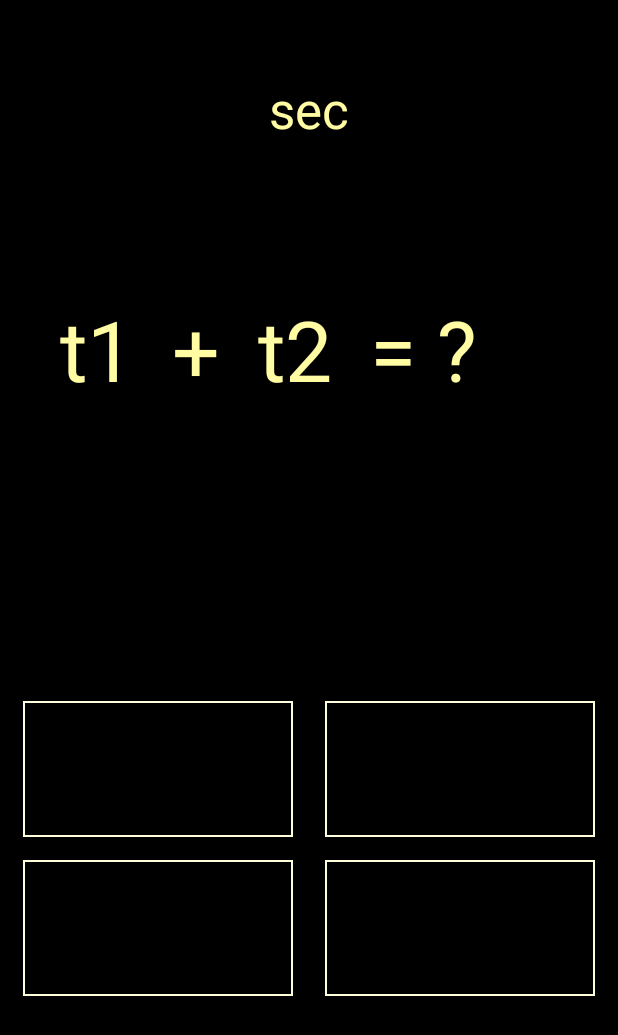
After one commit to atomic0x90/Mere-Creation, an Android app: the layout activity_challenge_add.xml on its own in the app's theme, with its tools: preview values and no code run, on a phone screen of 412 x 824 dp. The commit adds this screen. Shown: the top 1035 px of the screen. Run offline under Robolectric (Android 15) with nearby library versions, the phone set to English and light mode, and no system bars.

Commit message:
Test intent MainActivity, Challenge_add

```diff
--- a/android/MathGame/app/src/main/AndroidManifest.xml
+++ b/android/MathGame/app/src/main/AndroidManifest.xml
@@ -9,6 +9,7 @@
         android:roundIcon="@mipmap/ic_launcher_round"
         android:supportsRtl="true"
         android:theme="@style/AppTheme">
+
         <activity android:name=".MainActivity">
             <intent-filter>
                 <action android:name="android.intent.action.MAIN" />
@@ -16,6 +17,8 @@
                 <category android:name="android.intent.category.LAUNCHER" />
             </intent-filter>
         </activity>
+
+        <activity android:name=".Challenge_add"></activity>
     </application>
 
 </manifest>
--- a/android/MathGame/app/src/main/res/drawable-v24/button_style.xml
+++ b/android/MathGame/app/src/main/res/drawable-v24/button_style.xml
@@ -4,7 +4,7 @@
         android:shape="rectangle">
 
         <!-- 테두리 내부 색상 설정 -->
-        <solid android:color="#ffe4bd" />
+        <solid android:color="#00ff0000" />
 
         <!-- 테두리 내부 여백 설정 -->
         <padding
@@ -15,7 +15,7 @@
 
         <!-- 테두리 설정: 두께, 색상 -->
         <stroke
-            android:width="3dp"
-            android:color="#ffc675" />
+            android:width="1dp"
+            android:color="#fffedb" />
 
     </shape>
--- /dev/null
+++ b/android/MathGame/app/src/main/res/layout/activity_challenge_add.xml
@@ -0,0 +1,142 @@
+<?xml version="1.0" encoding="utf-8"?>
+<androidx.constraintlayout.widget.ConstraintLayout xmlns:android="http://schemas.android.com/apk/res/android"
+    xmlns:app="http://schemas.android.com/apk/res-auto"
+    xmlns:tools="http://schemas.android.com/tools"
+    android:layout_width="match_parent"
+    android:layout_height="match_parent"
+    tools:context=".Challenge_add"
+
+    android:background="@color/background"
+    >
+
+
+    <Button
+        android:id="@+id/cadd1"
+        android:layout_width="180dp"
+        android:layout_height="wrap_content"
+        android:layout_marginStart="15dp"
+        android:layout_marginLeft="15dp"
+
+        android:layout_marginBottom="15dp"
+        android:background="@drawable/button_style"
+        android:textAppearance="@style/TextAppearance.AppCompat.Display3"
+        android:textColor="@color/text"
+        app:layout_constraintBottom_toTopOf="@+id/cadd3"
+        app:layout_constraintStart_toStartOf="parent" />
+
+    <Button
+        android:id="@+id/cadd4"
+        android:layout_width="180dp"
+        android:layout_height="wrap_content"
+        android:layout_marginEnd="15dp"
+        android:layout_marginRight="15dp"
+        android:layout_marginBottom="160dp"
+
+        android:background="@drawable/button_style"
+        android:textAppearance="@style/TextAppearance.AppCompat.Display3"
+        android:textColor="@color/text"
+        app:layout_constraintBottom_toBottomOf="parent"
+        app:layout_constraintEnd_toEndOf="parent" />
+
+    <Button
+        android:id="@+id/cadd3"
+        android:layout_width="180dp"
+        android:layout_height="wrap_content"
+        android:layout_marginStart="15dp"
+        android:layout_marginLeft="15dp"
+
+        android:layout_marginBottom="160dp"
+        android:background="@drawable/button_style"
+        android:textAppearance="@style/TextAppearance.AppCompat.Display3"
+        android:textColor="@color/text"
+        app:layout_constraintBottom_toBottomOf="parent"
+        app:layout_constraintStart_toStartOf="parent" />
+
+    <Button
+        android:id="@+id/cadd2"
+        android:layout_width="180dp"
+        android:layout_height="wrap_content"
+        android:layout_marginEnd="15dp"
+        android:layout_marginRight="15dp"
+        android:layout_marginBottom="15dp"
+
+        android:background="@drawable/button_style"
+        android:textAppearance="@style/TextAppearance.AppCompat.Display3"
+        android:textColor="@color/text"
+        app:layout_constraintBottom_toTopOf="@+id/cadd4"
+        app:layout_constraintEnd_toEndOf="parent" />
+
+    <TextView
+        android:id="@+id/timeText1"
+        android:layout_width="wrap_content"
+        android:layout_height="wrap_content"
+        android:layout_marginStart="50dp"
+        android:layout_marginLeft="50dp"
+        android:layout_marginTop="50dp"
+        android:layout_marginEnd="50dp"
+        android:layout_marginRight="50dp"
+        android:text="sec"
+        android:textAppearance="@style/TextAppearance.AppCompat.Display1"
+        android:textColor="@color/text"
+
+        app:layout_constraintEnd_toEndOf="parent"
+        app:layout_constraintStart_toStartOf="parent"
+        app:layout_constraintTop_toTopOf="parent" />
+
+    <TextView
+        android:id="@+id/addproblemText1"
+        android:layout_width="wrap_content"
+        android:layout_height="75dp"
+        android:layout_marginStart="40dp"
+        android:layout_marginLeft="40dp"
+        android:layout_marginTop="100dp"
+        android:text="t1"
+
+        android:textAppearance="@style/TextAppearance.AppCompat.Display3"
+        android:textColor="@color/text"
+        app:layout_constraintStart_toStartOf="parent"
+        app:layout_constraintTop_toBottomOf="@+id/timeText1" />
+
+    <TextView
+        android:id="@+id/addPulsText"
+        android:layout_width="wrap_content"
+        android:layout_height="wrap_content"
+        android:layout_marginStart="25dp"
+        android:layout_marginLeft="25dp"
+        android:layout_marginTop="100dp"
+
+        android:text="+"
+        android:textAppearance="@style/TextAppearance.AppCompat.Display3"
+        android:textColor="@color/text"
+        app:layout_constraintStart_toEndOf="@+id/addproblemText1"
+        app:layout_constraintTop_toBottomOf="@+id/timeText1" />
+
+    <TextView
+        android:id="@+id/addproblemText2"
+        android:layout_width="wrap_content"
+        android:layout_height="wrap_content"
+        android:layout_marginStart="25dp"
+        android:layout_marginLeft="25dp"
+        android:layout_marginTop="100dp"
+        android:text="t2"
+        android:textAppearance="@style/TextAppearance.AppCompat.Display3"
+        android:textColor="@color/text"
+
+        app:layout_constraintStart_toEndOf="@+id/addPulsText"
+        app:layout_constraintTop_toBottomOf="@+id/timeText1" />
+
+    <TextView
+        android:id="@+id/addendText"
+        android:layout_width="wrap_content"
+        android:layout_height="wrap_content"
+        android:layout_marginStart="25dp"
+        android:layout_marginLeft="25dp"
+        android:layout_marginTop="100dp"
+        android:text="= ?"
+        android:textAppearance="@style/TextAppearance.AppCompat.Display3"
+        android:textColor="@color/text"
+        app:layout_constraintStart_toEndOf="@+id/addproblemText2"
+
+        app:layout_constraintTop_toBottomOf="@+id/timeText1" />
+
+</androidx.constraintlayout.widget.ConstraintLayout>
--- a/android/MathGame/app/src/main/res/values/colors.xml
+++ b/android/MathGame/app/src/main/res/values/colors.xml
@@ -1,7 +1,16 @@
 <?xml version="1.0" encoding="utf-8"?>
 <resources>
+    <!--
     <color name="colorPrimary">#70e7ff</color>
     <color name="colorPrimaryDark">#54adbf</color>
     <color name="colorAccent">#32d99e</color>
     <color name="tmpbutton">#d9ffef</color>
+    -->
+
+    <color name="colorPrimary">#000000</color>
+    <color name="colorPrimaryDark">#000000</color>
+    <color name="colorAccent">#ffffff</color>
+    <color name="tmpbutton">#ffffff</color>
+    <color name="text">#fffca3</color>
+    <color name="background">#000000</color>
 </resources>
--- a/android/MathGame/app/src/main/res/values/styles.xml
+++ b/android/MathGame/app/src/main/res/values/styles.xml
@@ -3,12 +3,17 @@
     <!-- Base application theme. -->
     <style name="AppTheme" parent="Theme.AppCompat.Light.DarkActionBar">
         <!-- Customize your theme here. -->
+        <!--
         <item name="colorPrimary">#70e7ff</item>
         <item name="colorPrimaryDark">#54adbf</item>
         <item name="colorAccent">#32d99e</item>
         <item name="colorControlNormal">#2aad7f</item>
         <item name="colorControlHighlight">#deab3c</item>
         <item name="windowNoTitle">true</item>
+        -->
+
+        <item name="windowNoTitle">true</item>
+
     </style>
 
 </resources>
```
Also changed, not shown: android/MathGame/app/src/main/java/atomic0x90/github/io/mathgame/Challenge_add.java (added, +197 -0 lines), android/MathGame/app/src/main/java/atomic0x90/github/io/mathgame/MainActivity.java (+91 -0 lines), android/MathGame/app/src/main/res/layout/activity_main.xml (+47 -18 lines).
